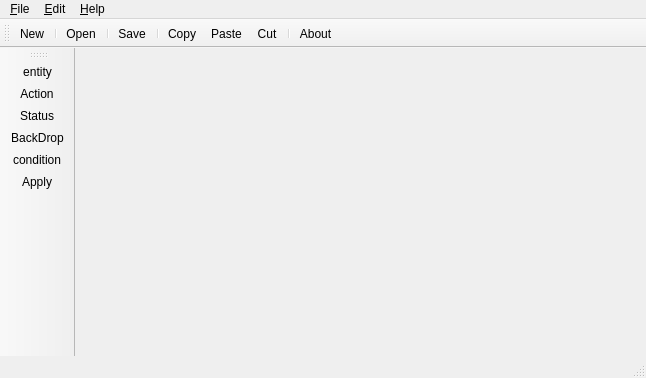
Qt form ui/main_window.ui (ArthurGrihon/POC_ui) before a commit.
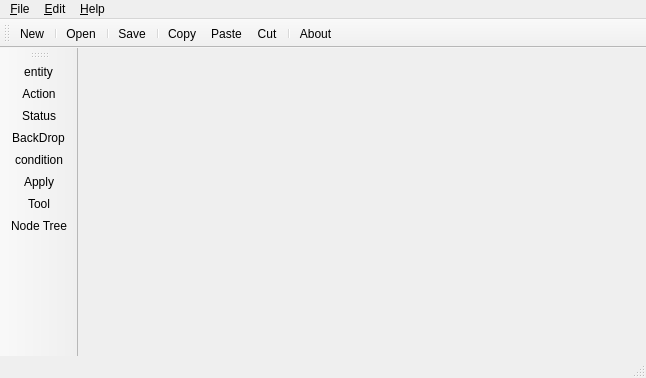
The same form after that commit. Icons and pictures are not drawn.

What changed in the file:
```diff
--- a/ui/main_window.ui
+++ b/ui/main_window.ui
@@ -115,6 +115,8 @@
    <addaction name="actionBackDrop"/>
    <addaction name="actioncondition"/>
    <addaction name="actionApply"/>
+   <addaction name="actionTool"/>
+   <addaction name="actionNode_Tree"/>
   </widget>
   <widget class="QStatusBar" name="statusbar"/>
   <action name="action_New">
@@ -316,6 +318,27 @@
     <string>Create a new condition</string>
    </property>
   </action>
+  <action name="actionNode_Tree">
+   <property name="icon">
+    <iconset>
+     <normaloff>resources/Tree.png</normaloff>resources/Tree.png</iconset>
+   </property>
+   <property name="text">
+    <string>Node Tree</string>
+   </property>
+   <property name="toolTip">
+    <string>Display Node Tree</string>
+   </property>
+  </action>
+  <action name="actionTool">
+   <property name="icon">
+    <iconset>
+     <normaloff>resources/tool.png</normaloff>resources/tool.png</iconset>
+   </property>
+   <property name="text">
+    <string>Tool</string>
+   </property>
+  </action>
  </widget>
  <resources/>
  <connections/>
```
